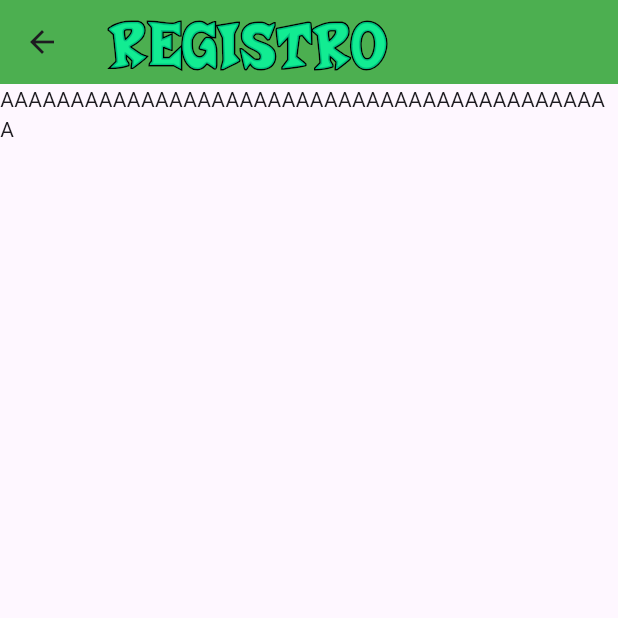
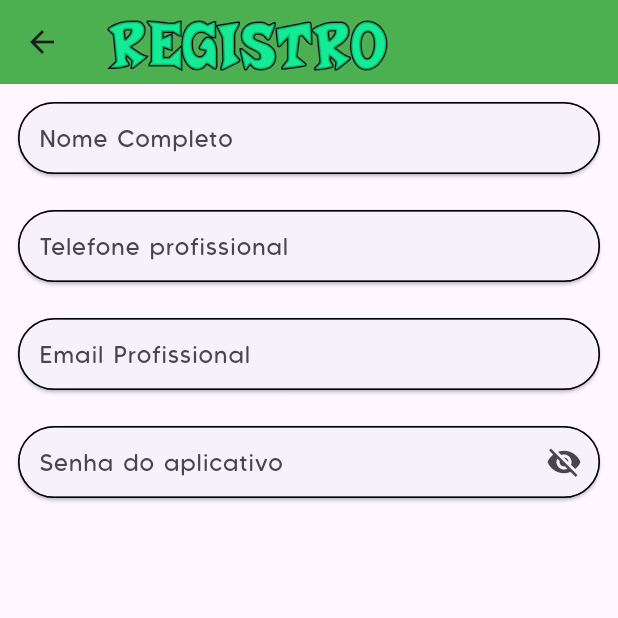
Before and after one commit to Dl4nor/n_valid, a Flutter app: the screen it shows after launch, after a tap on "Entrar", after a tap on "Registrar-se", on a phone screen of 412 x 824 dp, the top half of it. Run offline on Flutter 3.47's test engine with Material 3 defaults, Android fonts, the phone set to English and light mode, and no system bars; our stand-ins replace device_preview, firebase_auth, firebase_core; missing offline and left inert: deepl_dart; accounts and stored records are empty; network calls fail.

Commit message:
Update algumas coisas + CustomTextField Class (UPDATE app_widget) + UPDATE register.dart (Não pronto) + Gerar Uname não funciona ainda + Fonte carving_soft definida como default (app_widget.dart : theme: fontFamily)
// Agr vou jogar um pouco de Tlou2 pq ngm é de ferro 😓

```diff
--- a/lib/app_widget.dart
+++ b/lib/app_widget.dart
@@ -1,4 +1,6 @@
+import 'package:firebase_auth/firebase_auth.dart';
 import 'package:flutter/material.dart';
+import 'package:flutter/services.dart';
 import 'package:n_valid/app_controller.dart';
 import 'package:n_valid/home_page.dart';
 import 'package:n_valid/login_page.dart';
@@ -15,6 +17,7 @@ class AppWidget extends StatelessWidget{
         animation: AppController.instance,
         builder: (context, child) => MaterialApp(
           theme: ThemeData(
+            fontFamily: 'carving_soft',
             primarySwatch: Colors.green,
             brightness: AppController.instance.isDarkTheme
               ? Brightness.dark
@@ -123,9 +126,6 @@ class OurDrawer extends Drawer {
 
   @override
   Widget build(BuildContext context) {
-
-    final AppController appController;
-
     return Drawer(
         child: Column(
           children: [
@@ -167,7 +167,7 @@ class OurDrawer extends Drawer {
               title: const Text('Logout'),
               subtitle: const Text('Sair'),
               onTap: () {
-                Navigator.of(context).pushReplacementNamed('/');
+                AppController.instance.Logout(context);
               },
             )
           ],
@@ -175,3 +175,71 @@ class OurDrawer extends Drawer {
       );
   }
 }
+
+class CustomTextField extends StatefulWidget {
+  final String labelText;
+  final bool isOcult;
+  final Function(String) onChanged;
+  final TextInputType textInputType;
+
+  const CustomTextField({super.key,
+                         required this.labelText,
+                         this.isOcult = false,
+                         required this.onChanged,
+                         this.textInputType = TextInputType.text
+                        });
+
+  @override
+  State<CustomTextField> createState() => _CustomTextFieldState();
+}
+
+class _CustomTextFieldState extends State<CustomTextField> {
+
+  get labelText => widget.labelText;
+  get isOcult => widget.isOcult;
+  get inputType => widget.textInputType;
+  late bool ifisOcult = isOcult;
+
+  @override
+  Widget build(BuildContext context) {
+    return Padding(
+      padding: const EdgeInsets.all(8.0),
+      child: Card(
+        shape: const OutlineInputBorder(borderRadius: BorderRadius.all(Radius.circular(50))),
+        child: TextField(
+          onChanged:(value){
+            widget.onChanged(value);
+          },
+          obscuringCharacter: '✦',
+          obscureText: ifisOcult,
+          keyboardType: inputType,
+          inputFormatters: inputType == TextInputType.phone
+                           ? [
+                            LengthLimitingTextInputFormatter(11),
+                            FilteringTextInputFormatter.digitsOnly
+                           ]
+                           : [],
+          decoration: InputDecoration(
+            contentPadding: const EdgeInsets.symmetric(horizontal: 10),
+            border: OutlineInputBorder(borderRadius: BorderRadius.all(Radius.circular(50))),
+            labelText: labelText,
+            suffixIcon: isOcult
+            ? IconButton(
+                icon: Icon(
+                  ifisOcult
+                  ? Icons.visibility_off
+                  : Icons.visibility,
+                ),
+                onPressed: (){
+                  setState(() {
+                    ifisOcult = !ifisOcult;
+                  });
+                },
+              )
+            : null
+          )
+        ),
+      ),
+    );
+  }
+}
--- a/lib/login_page.dart
+++ b/lib/login_page.dart
@@ -17,7 +17,7 @@ class _LoginPageState extends State<LoginPage> {
   String email = '';
   String password = '';
 
-  Widget _body(AppController appController){
+  Widget _body(){
       // Obtém o idioma atual do LanguageProvider
     String currentLanguage = Provider.of<LanguageProvider>(context).selectedLanguage;
 
@@ -112,19 +112,19 @@ class _LoginPageState extends State<LoginPage> {
                     autofocus: true,
                     style: ButtonStyle(
                       backgroundColor: WidgetStatePropertyAll(
-                        appController.isDarkTheme
+                        AppController.instance.isDarkTheme
                         ? Color.fromARGB(255, 30, 74, 44)
                         : Color.fromARGB(187, 56, 177, 107)
                       ),
                       foregroundColor: WidgetStatePropertyAll(
-                        appController.isDarkTheme
+                        AppController.instance.isDarkTheme
                         ? Colors.white
                         : Colors.black
                       ),
                       elevation: const WidgetStatePropertyAll(10)
                     ),
                     onPressed: () async{
-                      String result = await appController.LoginWithEmailPassword(email, password, context);
+                      String result = await AppController.instance.LoginWithEmailPassword(email, password, context);
                       setState(() {
                         errorMessage = result; // Atualiza a mensagem de erro
                       });
@@ -154,15 +154,12 @@ class _LoginPageState extends State<LoginPage> {
 
   @override
   Widget build(BuildContext context) {
-
-    final appController = AppController();
-
     return Scaffold(
       body: Stack(
         children: [
           Container(
             decoration: BoxDecoration(
-              gradient: appController.isDarkTheme
+              gradient: AppController.instance.isDarkTheme
                         ? const LinearGradient(
                             colors: [Color.fromARGB(255, 52, 165, 44), Color.fromARGB(255, 34, 53, 40)],
                             stops: [0.25, 0.75],
@@ -177,7 +174,7 @@ class _LoginPageState extends State<LoginPage> {
                           )
             )
           ),
-          _body(appController),
+          _body(),
         ],
       ),
     );
--- a/lib/main.dart
+++ b/lib/main.dart
@@ -5,8 +5,6 @@ import 'language_provider.dart'; // Importa o LanguageProvider
 import 'app_widget.dart'; // Importa sua AppWidget
 import 'package:firebase_core/firebase_core.dart';
 import 'firebase_options.dart';
-
-
 
 Future<void> main() async {
   await Firebase.initializeApp(
@@ -30,11 +28,7 @@ class MyApp extends StatelessWidget {
   Widget build(BuildContext context) {
     return MaterialApp(
       title: 'Validad',
-      theme: ThemeData(
-        primarySwatch: Colors.green,
-        fontFamily: 'made_carving_soft'
-      ),
-      home: const AppWidget(), // Aqui você pode apontar para a sua página inicial
+      home: AppWidget(), // Aqui você pode apontar para a sua página inicial
       // Adicione outras configurações, como rotas, se necessário
     );
   }
--- a/lib/register_page.dart
+++ b/lib/register_page.dart
@@ -9,12 +9,69 @@ class RegisterPage extends StatefulWidget {
 }
 
 class _RegisterPageState extends State<RegisterPage> {
+
   @override
   Widget build(BuildContext context) {
+
+    String email;
+    String senha;
+    String telefone = '';
+    String nome = '';
+    String Uname = '';
+    bool isAdmin = false;
+
+    void generateUname(String nomeCompleto, String tel){
+      List<String> nomes = nomeCompleto.split(' ');
+
+      if(nomes.length>1 && tel.length == 11){
+        String firstLetter = nomes.first[0];
+        String lastName = nomes.last;
+        String last4digits = tel.substring(-4);
+
+        setState(() {
+          Uname = '$firstLetter$lastName$last4digits';
+        });
+      }
+    }
+
     return Scaffold(
       appBar: OurAppBar(textTitle: 'Registro'),
       body: SingleChildScrollView(
-        child: Text('AAAAAAAAAAAAAAAAAAAAAAAAAAAAAAAAAAAAAAAAAAAA'),
+        child: Column(
+          mainAxisAlignment: MainAxisAlignment.center,
+          children: [
+            CustomTextField(
+              labelText: "Nome Completo",
+              onChanged: (nome){
+                nome = nome;
+                if(nome.isNotEmpty) {
+                  generateUname(nome, telefone);
+                }
+              }
+            ),
+            CustomTextField(
+              labelText: "Telefone profissional",
+              textInputType: TextInputType.phone,
+              onChanged: (telefone) {
+                telefone = telefone;
+                if(telefone.isNotEmpty) {
+                  generateUname(nome, telefone); //Gerar Uname aparentemente não está funcionando
+                }
+              },
+            ),
+            CustomTextField(
+              labelText: "Email Profissional",
+              onChanged: (email) {email = email;}
+            ),
+            CustomTextField(
+              labelText: "Senha do aplicativo",
+              isOcult: true,
+              onChanged: (senha) {senha = senha;},
+            ),
+
+
+          ],
+        )
       ),
     );
   }
--- a/pubspec.yaml
+++ b/pubspec.yaml
@@ -32,8 +32,6 @@ dependencies:
     sdk: flutter
   provider: ^6.0.0
   deepl_dart: ^1.4.0
-
-
 
   # The following adds the Cupertino Icons font to your application.
   # Use with the CupertinoIcons class for iOS style icons.
@@ -93,7 +91,7 @@ flutter:
     #     - asset: fonts/TrajanPro.ttf
     #     - asset: fonts/TrajanPro_Bold.ttf
     #       weight: 700
-    - family: made_carving_soft
+    - family: carving_soft
       fonts:
         - asset: assets/fonts/made_carving_soft/MADECarvingSoftPERSONALUSE-Black.otf
         - asset: assets/fonts/made_carving_soft/MADECarvingSoftPERSONALUSE-ExtraLight.otf
```
